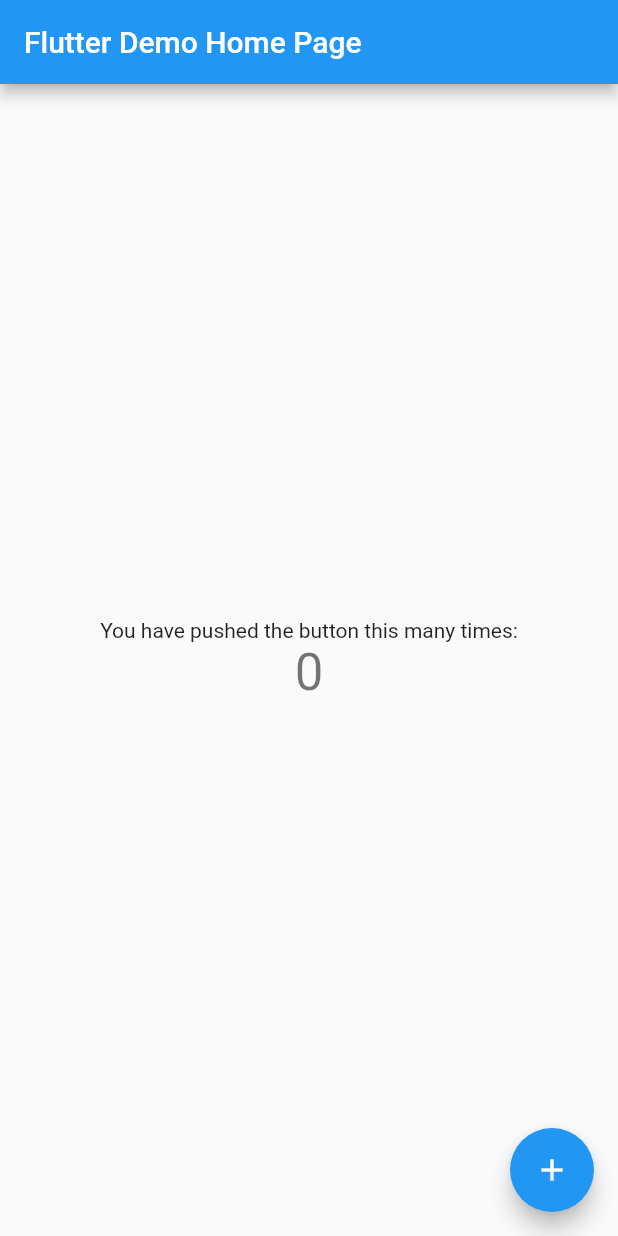
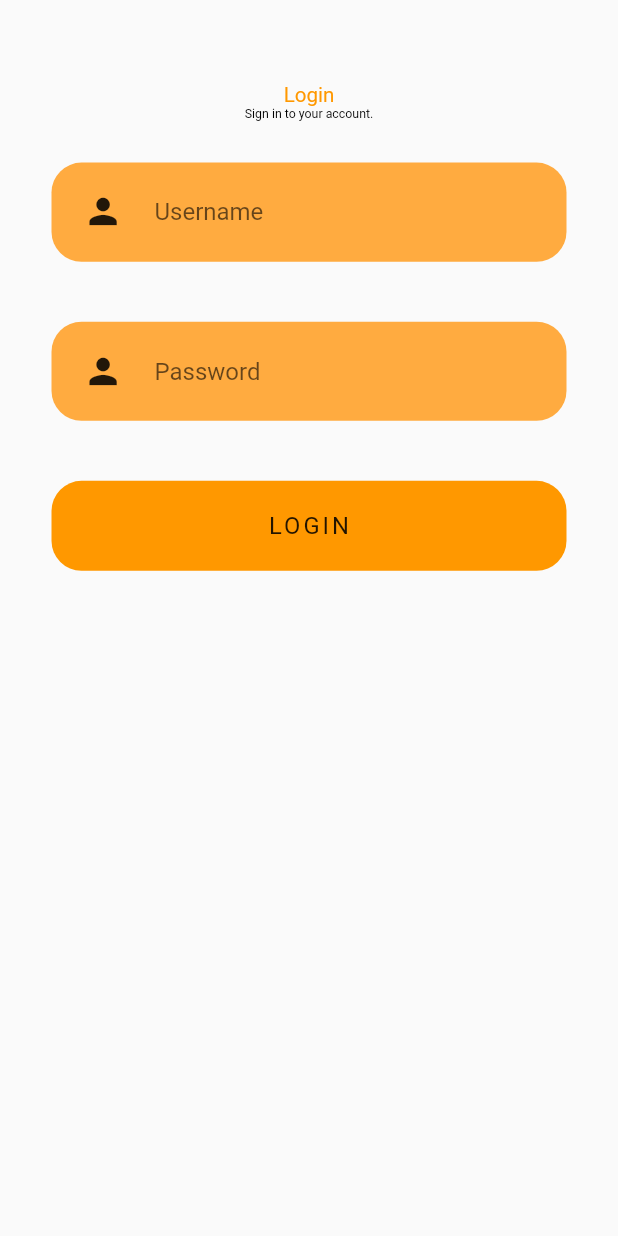
Before and after one commit to phoomaw10/mamaimakhrap, a Flutter app: the screen it shows after launch, on a phone screen of 412 x 824 dp. Run offline on Flutter 3.47's test engine with Material 2 defaults, Android fonts, the phone set to English and light mode, and no system bars; our stand-ins replace firebase_auth, firebase_core, flutter_keyboard_visibility; accounts and stored records are empty.

Commit message:
LoginVersion1

```diff
--- /dev/null
+++ b/lib/loginscreen.dart
@@ -0,0 +1,134 @@
+import 'package:flutter/material.dart';
+import 'package:flutter_keyboard_visibility/flutter_keyboard_visibility.dart';
+
+class LoginScreen extends StatefulWidget {
+  const LoginScreen({Key? key}) : super(key: key);
+
+  @override
+  _LoginScreenState createState() => _LoginScreenState();
+}
+
+class _LoginScreenState extends State<LoginScreen> {
+  TextEditingController idController = TextEditingController();
+  TextEditingController passController = TextEditingController();
+  double screenHeight = 0;
+  double screenWidth = 0;
+  Color primary = const Color(0xffeef444c);
+
+  @override
+  Widget build(BuildContext context) {
+    final bool isKeyboardVisible =
+        KeyboardVisibilityProvider.isKeyboardVisible(context);
+    screenHeight = MediaQuery.of(context).size.height;
+    screenWidth = MediaQuery.of(context).size.width;
+    return Scaffold(
+      resizeToAvoidBottomInset: false,
+      body: Column(
+        children: [
+          isKeyboardVisible
+              ? const SizedBox()
+              : Container(
+                  decoration: const BoxDecoration(
+                      image: DecorationImage(
+                          image: AssetImage('images/KMUTT.png'),
+                          fit: BoxFit.fill)),
+                ),
+          Container(
+            margin: EdgeInsets.only(
+              top: screenHeight / 15,
+            ),
+            child: Text(
+              "Login",
+              style: TextStyle(
+                fontSize: screenWidth / 30,
+                color: Colors.orange,
+              ),
+            ),
+          ),
+          Container(
+            margin: EdgeInsets.only(
+              bottom: screenHeight / 30,
+            ),
+            child: Text(
+              "Sign in to your account.",
+              style: TextStyle(
+                fontSize: screenWidth / 50,
+                color: Colors.black,
+              ),
+            ),
+          ),
+          Container(
+            alignment: Alignment.centerLeft,
+            margin: EdgeInsets.symmetric(
+              horizontal: screenWidth / 12,
+            ),
+            child: Column(
+              crossAxisAlignment: CrossAxisAlignment.start,
+              children: [
+                customField("Username", idController, false),
+                customField("Password", passController, true),
+                Container(
+                  height: 60,
+                  width: screenWidth,
+                  decoration: const BoxDecoration(
+                      color: Colors.orange,
+                      borderRadius: BorderRadius.all(Radius.circular(20))),
+                  child: Center(
+                    child: Text(
+                      "LOGIN",
+                      style: TextStyle(
+                        fontSize: screenWidth / 26,
+                        letterSpacing: 2,
+                      ),
+                    ),
+                  ),
+                )
+              ],
+            ),
+          )
+        ],
+      ),
+    );
+  }
+
+  Widget customField(
+      String hint, TextEditingController controller, bool obscure) {
+    return Container(
+      width: screenWidth,
+      margin: const EdgeInsets.only(bottom: 40),
+      decoration: const BoxDecoration(
+        color: Colors.orangeAccent,
+        borderRadius: BorderRadius.all(Radius.circular(20)),
+      ),
+      child: Row(
+        children: [
+          Container(
+            width: screenWidth / 6,
+            child: Icon(
+              Icons.person,
+              size: screenWidth / 15,
+            ),
+          ),
+          Expanded(
+            child: Padding(
+              padding: EdgeInsets.only(right: screenWidth / 12),
+              child: TextFormField(
+                controller: controller,
+                enableSuggestions: false,
+                autocorrect: false,
+                decoration: InputDecoration(
+                    contentPadding: EdgeInsets.symmetric(
+                      vertical: screenHeight / 35,
+                    ),
+                    hintText: hint,
+                    border: InputBorder.none),
+                maxLines: 1,
+                obscureText: obscure,
+              ),
+            ),
+          ),
+        ],
+      ),
+    );
+  }
+}
--- a/lib/main.dart
+++ b/lib/main.dart
@@ -1,6 +1,15 @@
 import 'package:flutter/material.dart';
+import 'package:firebase_core/firebase_core.dart';
+import 'package:flutter_keyboard_visibility/flutter_keyboard_visibility.dart';
+import 'package:mamaimakhrap/loginscreen.dart';
+import 'firebase_options.dart';
+import 'package:firebase_auth/firebase_auth.dart';
 
-void main() {
+Future<void> main() async {
+  WidgetsFlutterBinding.ensureInitialized();
+  await Firebase.initializeApp(
+    options: DefaultFirebaseOptions.currentPlatform,
+  );
   runApp(const MyApp());
 }
 
@@ -11,105 +20,12 @@
   @override
   Widget build(BuildContext context) {
     return MaterialApp(
+      debugShowCheckedModeBanner: false,
       title: 'Flutter Demo',
       theme: ThemeData(
-        // This is the theme of your application.
-        //
-        // Try running your application with "flutter run". You'll see the
-        // application has a blue toolbar. Then, without quitting the app, try
-        // changing the primarySwatch below to Colors.green and then invoke
-        // "hot reload" (press "r" in the console where you ran "flutter run",
-        // or simply save your changes to "hot reload" in a Flutter IDE).
-        // Notice that the counter didn't reset back to zero; the application
-        // is not restarted.
         primarySwatch: Colors.blue,
       ),
-      home: const MyHomePage(title: 'Flutter Demo Home Page'),
+      home: const KeyboardVisibilityProvider(child: LoginScreen()),
     );
   }
 }
-
-class MyHomePage extends StatefulWidget {
-  const MyHomePage({super.key, required this.title});
-
-  // This widget is the home page of your application. It is stateful, meaning
-  // that it has a State object (defined below) that contains fields that affect
-  // how it looks.
-
-  // This class is the configuration for the state. It holds the values (in this
-  // case the title) provided by the parent (in this case the App widget) and
-  // used by the build method of the State. Fields in a Widget subclass are
-  // always marked "final".
-
-  final String title;
-
-  @override
-  State<MyHomePage> createState() => _MyHomePageState();
-}
-
-class _MyHomePageState extends State<MyHomePage> {
-  int _counter = 0;
-
-  void _incrementCounter() {
-    setState(() {
-      // This call to setState tells the Flutter framework that something has
-      // changed in this State, which causes it to rerun the build method below
-      // so that the display can reflect the updated values. If we changed
-      // _counter without calling setState(), then the build method would not be
-      // called again, and so nothing would appear to happen.
-      _counter++;
-    });
-  }
-
-  @override
-  Widget build(BuildContext context) {
-    // This method is rerun every time setState is called, for instance as done
-    // by the _incrementCounter method above.
-    //
-    // The Flutter framework has been optimized to make rerunning build methods
-    // fast, so that you can just rebuild anything that needs updating rather
-    // than having to individually change instances of widgets.
-    return Scaffold(
-      appBar: AppBar(
-        // Here we take the value from the MyHomePage object that was created by
-        // the App.build method, and use it to set our appbar title.
-        title: Text(widget.title),
-      ),
-      body: Center(
-        // Center is a layout widget. It takes a single child and positions it
-        // in the middle of the parent.
-        child: Column(
-          // Column is also a layout widget. It takes a list of children and
-          // arranges them vertically. By default, it sizes itself to fit its
-          // children horizontally, and tries to be as tall as its parent.
-          //
-          // Invoke "debug painting" (press "p" in the console, choose the
-          // "Toggle Debug Paint" action from the Flutter Inspector in Android
-          // Studio, or the "Toggle Debug Paint" command in Visual Studio Code)
-          // to see the wireframe for each widget.
-          //
-          // Column has various properties to control how it sizes itself and
-          // how it positions its children. Here we use mainAxisAlignment to
-          // center the children vertically; the main axis here is the vertical
-          // axis because Columns are vertical (the cross axis would be
-          // horizontal).
-          mainAxisAlignment: MainAxisAlignment.center,
-          children: <Widget>[
-            const Text(
-              'You have pushed the button this many times:',
-            ),
-            Text(
-              '$_counter',
-              style: Theme.of(context).textTheme.headlineMedium,
-            ),
-          ],
-        ),
-      ),
-      floatingActionButton: FloatingActionButton(
-        onPressed: _incrementCounter,
-        tooltip: 'Increment',
-        child: const Icon(Icons.add),
-      ), // This trailing comma makes auto-formatting nicer for build methods.
-    );
-  }
-}
```
Also changed, not shown: pubspec.yaml (+6 -4 lines), images/KMUTT.png (added), images/KMUTT2.jpg (added), lib/firebase_options.dart (added), pubspec.lock, 6 other files.
